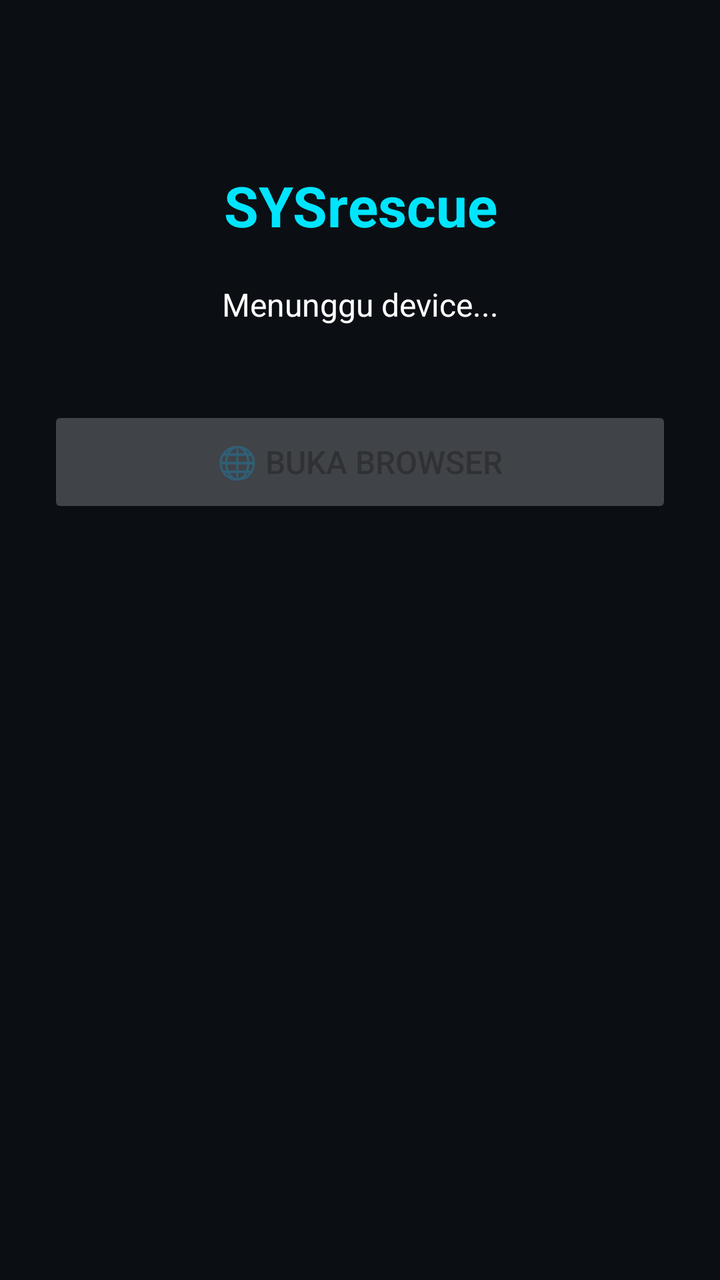
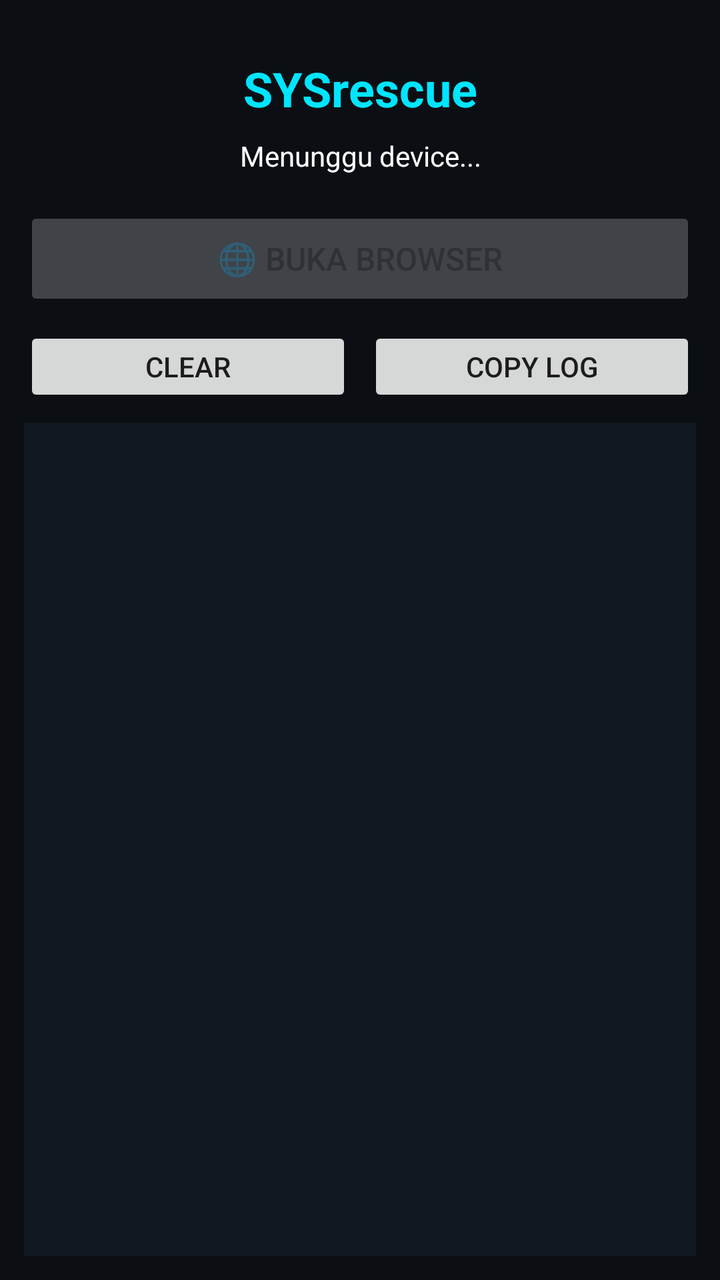

Compare the two renders of this Android layout. The source of the first and the diff that turns it into the second are given below.
<!-- AndroidManifest.xml: application theme Theme.SYSrescue -->
<!-- res/layout/activity_main.xml -->
<?xml version="1.0" encoding="utf-8"?>
<LinearLayout xmlns:android="http://schemas.android.com/apk/res/android"
    android:layout_width="match_parent" android:layout_height="match_parent" android:orientation="vertical" android:padding="24dp" android:background="#0B0F14" android:gravity="center_horizontal">
    
    <TextView android:layout_width="match_parent" android:layout_height="wrap_content" android:text="SYSrescue" android:textColor="#00E5FF" android:textSize="28sp" android:gravity="center" android:textStyle="bold" android:layout_marginTop="60dp" android:layout_marginBottom="20dp"/>
    
    <TextView android:id="@+id/tvStatus" android:layout_width="match_parent" android:layout_height="wrap_content" android:text="Menunggu device..." android:textColor="#FFFFFF" android:textSize="16sp" android:gravity="center" android:layout_marginBottom="40dp"/>
    
    <Button android:id="@+id/btnOpenBrowser" android:layout_width="match_parent" android:layout_height="56dp" android:text="🌐 Buka Browser" android:textSize="16sp" android:enabled="false"/>
</LinearLayout>
<!-- resources referenced by this layout -->
<resources>
  <style name="Theme.SYSrescue" parent="android:Theme.Material.Light.NoActionBar">
          <item name="android:windowBackground">#0B0F14</item>
      </style>
</resources>

<!-- the commit's change to res/layout/activity_main.xml (unified diff, before → after) -->
@@ -1,10 +1,23 @@
 <?xml version="1.0" encoding="utf-8"?>
 <LinearLayout xmlns:android="http://schemas.android.com/apk/res/android"
-    android:layout_width="match_parent" android:layout_height="match_parent" android:orientation="vertical" android:padding="24dp" android:background="#0B0F14" android:gravity="center_horizontal">
+    android:layout_width="match_parent" android:layout_height="match_parent"
+    android:orientation="vertical" android:padding="12dp" android:background="#0B0F14">
     
-    <TextView android:layout_width="match_parent" android:layout_height="wrap_content" android:text="SYSrescue" android:textColor="#00E5FF" android:textSize="28sp" android:gravity="center" android:textStyle="bold" android:layout_marginTop="60dp" android:layout_marginBottom="20dp"/>
+    <TextView android:layout_width="match_parent" android:layout_height="wrap_content"
+        android:text="SYSrescue" android:textColor="#00E5FF" android:textSize="24sp" android:gravity="center" android:textStyle="bold" android:paddingTop="16dp"/>
+        
+    <TextView android:id="@+id/tvStatus" android:layout_width="match_parent" android:layout_height="wrap_content"
+        android:text="Menunggu device..." android:textColor="#FFFFFF" android:gravity="center" android:paddingTop="8dp" android:paddingBottom="16dp"/>
+        
+    <Button android:id="@+id/btnOpenBrowser" android:layout_width="match_parent" android:layout_height="52dp"
+        android:text="🌐 Buka Browser" android:textSize="16sp" android:enabled="false" android:layout_marginBottom="8dp"/>
+        
+    <LinearLayout android:layout_width="match_parent" android:layout_height="wrap_content" android:orientation="horizontal" android:layout_marginBottom="8dp">
+        <Button android:id="@+id/btnClear" android:layout_width="0dp" android:layout_height="40dp" android:layout_weight="1" android:text="Clear"/>
+        <Button android:id="@+id/btnCopy" android:layout_width="0dp" android:layout_height="40dp" android:layout_weight="1" android:text="Copy Log" android:layout_marginStart="8dp"/>
+    </LinearLayout>
     
-    <TextView android:id="@+id/tvStatus" android:layout_width="match_parent" android:layout_height="wrap_content" android:text="Menunggu device..." android:textColor="#FFFFFF" android:textSize="16sp" android:gravity="center" android:layout_marginBottom="40dp"/>
-    
-    <Button android:id="@+id/btnOpenBrowser" android:layout_width="match_parent" android:layout_height="56dp" android:text="🌐 Buka Browser" android:textSize="16sp" android:enabled="false"/>
+    <ScrollView android:layout_width="match_parent" android:layout_height="0dp" android:layout_weight="1" android:background="#111820" android:padding="8dp">
+        <TextView android:id="@+id/tvLog" android:layout_width="match_parent" android:layout_height="wrap_content" android:textColor="#00FF00" android:textSize="11sp" android:fontFamily="monospace"/>
+    </ScrollView>
 </LinearLayout>
